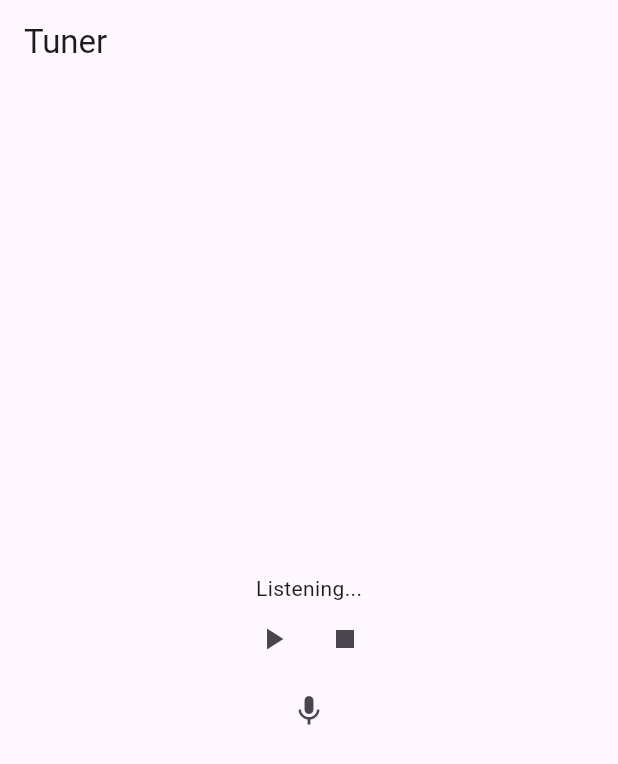
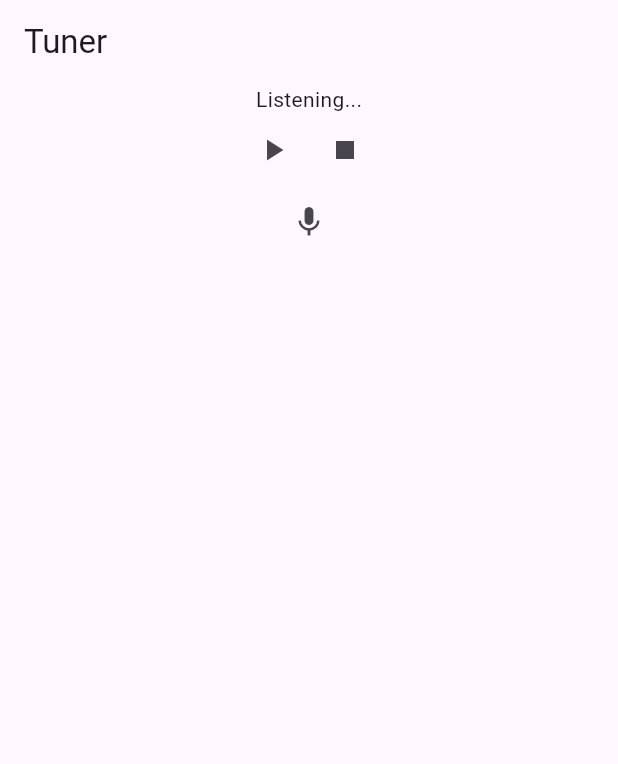
Before and after one commit to de-Gaston-Apps/flutter_tuner, a Flutter app: the screen it shows after launch, on a phone screen of 412 x 824 dp. Shown: the top 764 px of the screen. Run offline on Flutter 3.47's test engine with Material 3 defaults, Android fonts, the light colour scheme and no system bars; our stand-ins replace permission_handler, plugin_platform_interface.

Commit message:
iOS permissions work and fake data works

```diff
--- a/example/lib/main.dart
+++ b/example/lib/main.dart
@@ -43,12 +43,13 @@ class _MyAppState extends State<MyApp> {
     return MaterialApp(
       home: Scaffold(
         appBar: AppBar(title: const Text('Tuner')),
-        body: !_hasMicPermission
-            ? const Center(child: Text('Microphone permission is required.'))
-            : Column(
-                mainAxisAlignment: MainAxisAlignment.center,
+        body: Column(
           children: [
-                  StreamBuilder<double>(
+            !_hasMicPermission
+                ? const Center(
+                    child: Text('Microphone permission is required.'),
+                  )
+                : StreamBuilder<double>(
                     stream: _stream,
                     builder: (context, snapshot) {
                       if (snapshot.connectionState == ConnectionState.waiting) {
@@ -63,6 +64,7 @@ class _MyAppState extends State<MyApp> {
                       );
                     },
                   ),
+
             Row(
               mainAxisAlignment: MainAxisAlignment.center,
               children: [
```
Also changed, not shown: pubspec.yaml (+4 -4 lines), 7 other files. Lines whose indentation alone changed are shown as unchanged.
